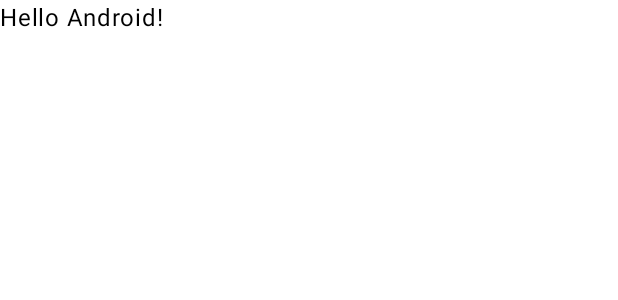
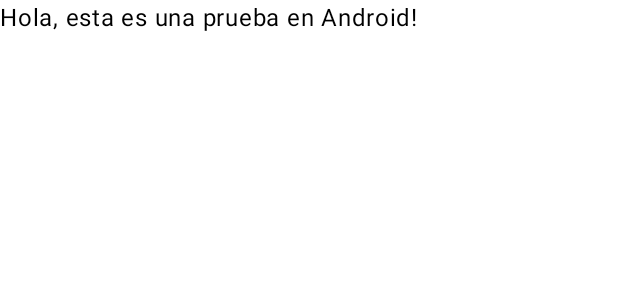
Before and after one commit to Robert2973/Proyecto_I-D, an Android app built with Jetpack Compose: the @Preview function GreetingPreview, on a phone screen of 412 x 824 dp. Shown: the top 300 px of the screen. Run offline under Robolectric (Android 15) with nearby library versions, the phone set to English and light mode, and no system bars.

Commit message:
Prueba de Funcionamiento

```diff
--- a/app/src/main/java/com/example/buap/MainActivity.kt
+++ b/app/src/main/java/com/example/buap/MainActivity.kt
@@ -33,7 +33,7 @@ class MainActivity : ComponentActivity() {
 @Composable
 fun Greeting(name: String, modifier: Modifier = Modifier) {
     Text(
-        text = "Hello $name!",
+        text = "Hola, esta es una prueba en $name!",
         modifier = modifier
     )
 }
```
